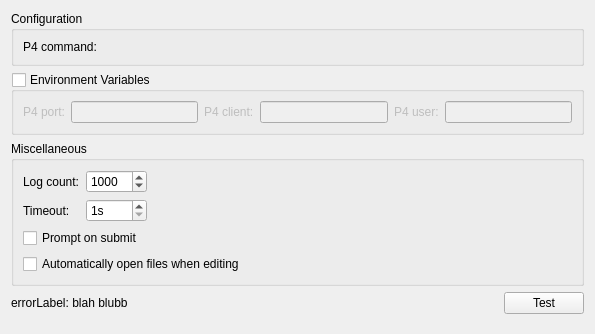
qt-creator/qt-creator, file src/plugins/perforce/settingspage.ui: the form before one commit.
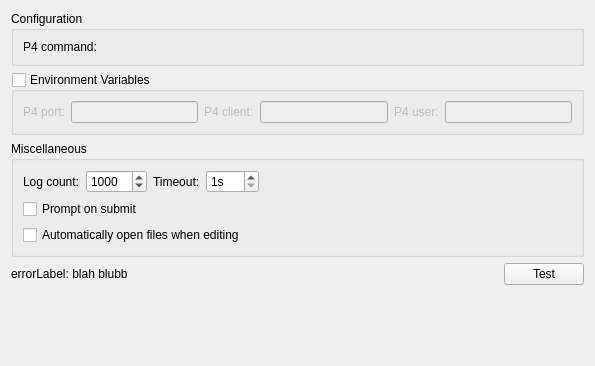
The form after the commit. Custom widgets are drawn as their Qt base class.

Commit message:
Reduce height of version control settings pages.
This is basically about the git page, but the others have similar
controls.
I'd actually like to get rid of the gitk and repository browser boxes,
but don't want to change too many strings for 2.6.1.

Task-number: QTCREATORBUG-8345

```diff
--- a/src/plugins/perforce/settingspage.ui
+++ b/src/plugins/perforce/settingspage.ui
@@ -7,7 +7,7 @@
     <x>0</x>
     <y>0</y>
     <width>595</width>
-    <height>334</height>
+    <height>366</height>
    </rect>
   </property>
   <layout class="QVBoxLayout" name="verticalLayout">
@@ -101,6 +101,26 @@
         </property>
        </widget>
       </item>
+      <item row="0" column="2">
+       <widget class="QLabel" name="timeOutLabel">
+        <property name="text">
+         <string>Timeout:</string>
+        </property>
+       </widget>
+      </item>
+      <item row="0" column="3">
+       <widget class="QSpinBox" name="timeOutSpinBox">
+        <property name="suffix">
+         <string>s</string>
+        </property>
+        <property name="minimum">
+         <number>1</number>
+        </property>
+        <property name="maximum">
+         <number>360</number>
+        </property>
+       </widget>
+      </item>
       <item row="0" column="4">
        <spacer name="horizontalSpacer_2">
         <property name="orientation">
@@ -114,40 +134,20 @@
         </property>
        </spacer>
       </item>
-      <item row="2" column="0" colspan="5">
+      <item row="1" column="0" colspan="2">
        <widget class="QCheckBox" name="promptToSubmitCheckBox">
         <property name="text">
          <string>Prompt on submit</string>
         </property>
        </widget>
       </item>
-      <item row="3" column="0" colspan="5">
+      <item row="2" column="0" colspan="4">
        <widget class="QCheckBox" name="autoOpenCheckBox">
         <property name="text">
          <string>Automatically open files when editing</string>
         </property>
        </widget>
       </item>
-      <item row="1" column="0">
-       <widget class="QLabel" name="timeOutLabel">
-        <property name="text">
-         <string>Timeout:</string>
-        </property>
-       </widget>
-      </item>
-      <item row="1" column="1">
-       <widget class="QSpinBox" name="timeOutSpinBox">
-        <property name="suffix">
-         <string>s</string>
-        </property>
-        <property name="minimum">
-         <number>1</number>
-        </property>
-        <property name="maximum">
-         <number>360</number>
-        </property>
-       </widget>
-      </item>
      </layout>
     </widget>
    </item>
```
The commit also changes 4 other files.
